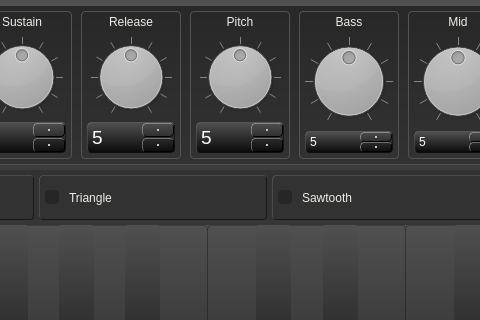
The window that ui/form.ui (rohan-singh1/SnakeSynth) describes before a commit, drawn with Qt 5; both pictures show x 260 to 740 and y 0 to 320 of the 1002 by 590 pixel window.
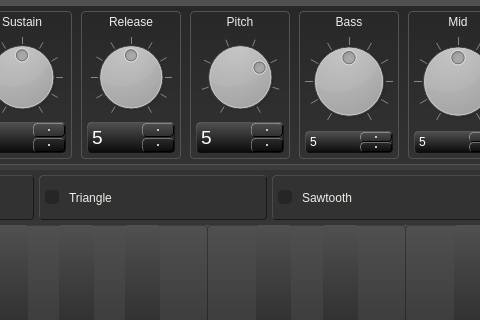
The same window after the commit.

Commit message: changed pitch knob size

```diff
--- a/ui/form.ui
+++ b/ui/form.ui
@@ -916,7 +916,7 @@
             <string notr="true">background-color: qlineargradient(spread:repeat, x1:1, y1:1, x2:1, y2:0, stop:0 rgba(0, 0, 0, 255), stop:1 rgba(111, 111, 111, 255));</string>
            </property>
            <property name="maximum">
-            <number>10</number>
+            <number>7</number>
            </property>
            <property name="pageStep">
             <number>1</number>
@@ -928,7 +928,7 @@
             <bool>false</bool>
            </property>
            <property name="notchTarget">
-            <double>10.000000000000000</double>
+            <double>7.000000000000000</double>
            </property>
            <property name="notchesVisible">
             <bool>true</bool>
```
The commit also changes 1 other file.
